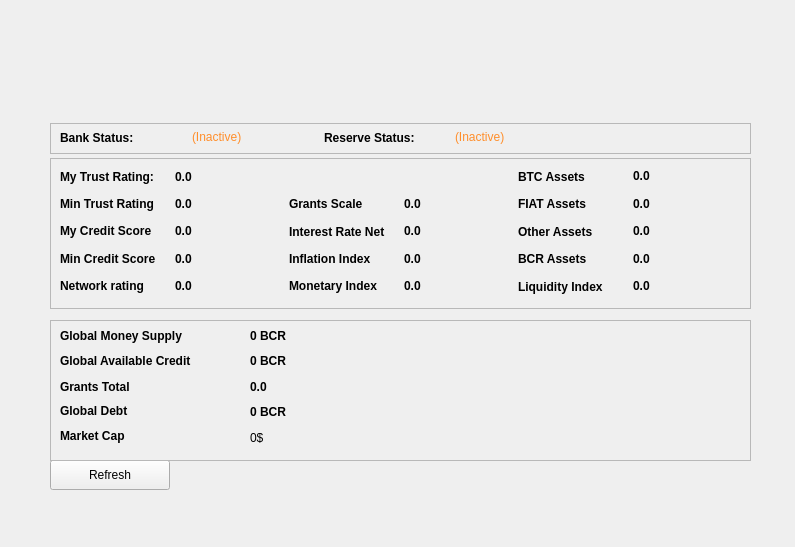
First picture: the form in src/qt/forms/bankstatisticspage.ui, repository thelonecrouton/bitcredit, before the edit.
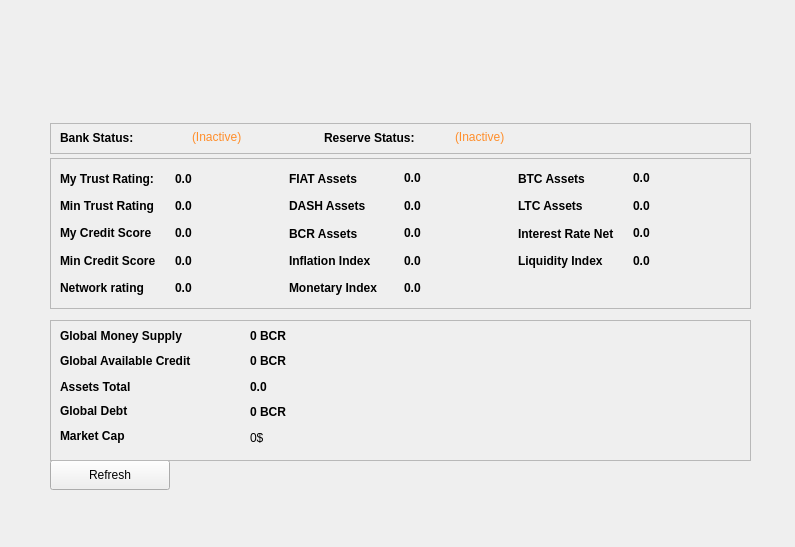
Second picture: the form after the edit.

Diff of the .ui file:
```diff
--- a/src/qt/forms/bankstatisticspage.ui
+++ b/src/qt/forms/bankstatisticspage.ui
@@ -59,7 +59,7 @@
         <string notr="true"/>
        </property>
        <property name="text">
-        <string>Grants Total</string>
+        <string>Assets Total</string>
        </property>
       </widget>
      </item>
@@ -250,7 +250,7 @@
     <property name="geometry">
      <rect>
       <x>10</x>
-      <y>8</y>
+      <y>10</y>
       <width>681</width>
       <height>131</height>
      </rect>
@@ -291,47 +291,6 @@
        </property>
       </widget>
      </item>
-     <item row="1" column="3">
-      <widget class="QLabel" name="grantindex">
-       <property name="font">
-        <font>
-         <weight>75</weight>
-         <bold>true</bold>
-        </font>
-       </property>
-       <property name="cursor">
-        <cursorShape>IBeamCursor</cursorShape>
-       </property>
-       <property name="toolTip">
-        <string/>
-       </property>
-       <property name="styleSheet">
-        <string notr="true"/>
-       </property>
-       <property name="text">
-        <string notr="true">0.0</string>
-       </property>
-       <property name="textInteractionFlags">
-        <set>Qt::LinksAccessibleByMouse|Qt::TextSelectableByKeyboard|Qt::TextSelectableByMouse</set>
-       </property>
-      </widget>
-     </item>
-     <item row="2" column="2">
-      <widget class="QLabel" name="label_20">
-       <property name="font">
-        <font>
-         <weight>75</weight>
-         <bold>true</bold>
-        </font>
-       </property>
-       <property name="styleSheet">
-        <string notr="true"/>
-       </property>
-       <property name="text">
-        <string>Interest Rate Net</string>
-       </property>
-      </widget>
-     </item>
      <item row="4" column="0">
       <widget class="QLabel" name="label_15">
        <property name="font">
@@ -414,47 +373,6 @@
        </property>
       </widget>
      </item>
-     <item row="1" column="2">
-      <widget class="QLabel" name="label_13">
-       <property name="font">
-        <font>
-         <weight>75</weight>
-         <bold>true</bold>
-        </font>
-       </property>
-       <property name="styleSheet">
-        <string notr="true"/>
-       </property>
-       <property name="text">
-        <string>Grants Scale </string>
-       </property>
-      </widget>
-     </item>
-     <item row="2" column="3">
-      <widget class="QLabel" name="netinterestrate">
-       <property name="font">
-        <font>
-         <weight>75</weight>
-         <bold>true</bold>
-        </font>
-       </property>
-       <property name="cursor">
-        <cursorShape>IBeamCursor</cursorShape>
-       </property>
-       <property name="toolTip">
-        <string/>
-       </property>
-       <property name="styleSheet">
-        <string notr="true"/>
-       </property>
-       <property name="text">
-        <string notr="true">0.0</string>
-       </property>
-       <property name="textInteractionFlags">
-        <set>Qt::LinksAccessibleByMouse|Qt::TextSelectableByKeyboard|Qt::TextSelectableByMouse</set>
-       </property>
-      </widget>
-     </item>
      <item row="0" column="0">
       <widget class="QLabel" name="trust">
        <property name="font">
@@ -648,7 +566,7 @@
        </property>
       </widget>
      </item>
-     <item row="1" column="4">
+     <item row="0" column="2">
       <widget class="QLabel" name="label_16">
        <property name="font">
         <font>
@@ -664,7 +582,32 @@
        </property>
       </widget>
      </item>
-     <item row="2" column="4">
+     <item row="0" column="3">
+      <widget class="QLabel" name="fiatassets">
+       <property name="font">
+        <font>
+         <weight>75</weight>
+         <bold>true</bold>
+        </font>
+       </property>
+       <property name="cursor">
+        <cursorShape>IBeamCursor</cursorShape>
+       </property>
+       <property name="toolTip">
+        <string/>
+       </property>
+       <property name="styleSheet">
+        <string notr="true"/>
+       </property>
+       <property name="text">
+        <string notr="true">0.0</string>
+       </property>
+       <property name="textInteractionFlags">
+        <set>Qt::LinksAccessibleByMouse|Qt::TextSelectableByKeyboard|Qt::TextSelectableByMouse</set>
+       </property>
+      </widget>
+     </item>
+     <item row="1" column="4">
       <widget class="QLabel" name="label_17">
        <property name="font">
         <font>
@@ -676,28 +619,12 @@
         <string notr="true"/>
        </property>
        <property name="text">
-        <string>Other Assets </string>
-       </property>
-      </widget>
-     </item>
-     <item row="3" column="4">
-      <widget class="QLabel" name="label_18">
-       <property name="font">
-        <font>
-         <weight>75</weight>
-         <bold>true</bold>
-        </font>
-       </property>
-       <property name="styleSheet">
-        <string notr="true"/>
-       </property>
-       <property name="text">
-        <string>BCR Assets </string>
+        <string>LTC Assets </string>
        </property>
       </widget>
      </item>
      <item row="1" column="5">
-      <widget class="QLabel" name="fiatassets">
+      <widget class="QLabel" name="ltcassets">
        <property name="font">
         <font>
          <weight>75</weight>
@@ -721,8 +648,24 @@
        </property>
       </widget>
      </item>
+     <item row="2" column="4">
+      <widget class="QLabel" name="label_20">
+       <property name="font">
+        <font>
+         <weight>75</weight>
+         <bold>true</bold>
+        </font>
+       </property>
+       <property name="styleSheet">
+        <string notr="true"/>
+       </property>
+       <property name="text">
+        <string>Interest Rate Net</string>
+       </property>
+      </widget>
+     </item>
      <item row="2" column="5">
-      <widget class="QLabel" name="otherassets">
+      <widget class="QLabel" name="netinterestrate">
        <property name="font">
         <font>
          <weight>75</weight>
@@ -746,7 +689,23 @@
        </property>
       </widget>
      </item>
-     <item row="3" column="5">
+     <item row="2" column="2">
+      <widget class="QLabel" name="label_18">
+       <property name="font">
+        <font>
+         <weight>75</weight>
+         <bold>true</bold>
+        </font>
+       </property>
+       <property name="styleSheet">
+        <string notr="true"/>
+       </property>
+       <property name="text">
+        <string>BCR Assets </string>
+       </property>
+      </widget>
+     </item>
+     <item row="2" column="3">
       <widget class="QLabel" name="bcrassets">
        <property name="font">
         <font>
@@ -771,8 +730,8 @@
        </property>
       </widget>
      </item>
-     <item row="4" column="4">
-      <widget class="QLabel" name="label_19">
+     <item row="3" column="4">
+      <widget class="QLabel" name="label_13">
        <property name="font">
         <font>
          <weight>75</weight>
@@ -787,7 +746,7 @@
        </property>
       </widget>
      </item>
-     <item row="4" column="5">
+     <item row="3" column="5">
       <widget class="QLabel" name="liquidityindex">
        <property name="font">
         <font>
@@ -812,6 +771,47 @@
        </property>
       </widget>
      </item>
+     <item row="1" column="2">
+      <widget class="QLabel" name="label_19">
+       <property name="font">
+        <font>
+         <weight>75</weight>
+         <bold>true</bold>
+        </font>
+       </property>
+       <property name="styleSheet">
+        <string notr="true"/>
+       </property>
+       <property name="text">
+        <string>DASH Assets</string>
+       </property>
+      </widget>
+     </item>
+     <item row="1" column="3">
+      <widget class="QLabel" name="dashassets">
+       <property name="font">
+        <font>
+         <weight>75</weight>
+         <bold>true</bold>
+        </font>
+       </property>
+       <property name="cursor">
+        <cursorShape>IBeamCursor</cursorShape>
+       </property>
+       <property name="toolTip">
+        <string/>
+       </property>
+       <property name="styleSheet">
+        <string notr="true"/>
+       </property>
+       <property name="text">
+        <string notr="true">0.0</string>
+       </property>
+       <property name="textInteractionFlags">
+        <set>Qt::LinksAccessibleByMouse|Qt::TextSelectableByKeyboard|Qt::TextSelectableByMouse</set>
+       </property>
+      </widget>
+     </item>
     </layout>
    </widget>
   </widget>
```
Left out of the diff: 5 changed lines with no effect on the pictures.
